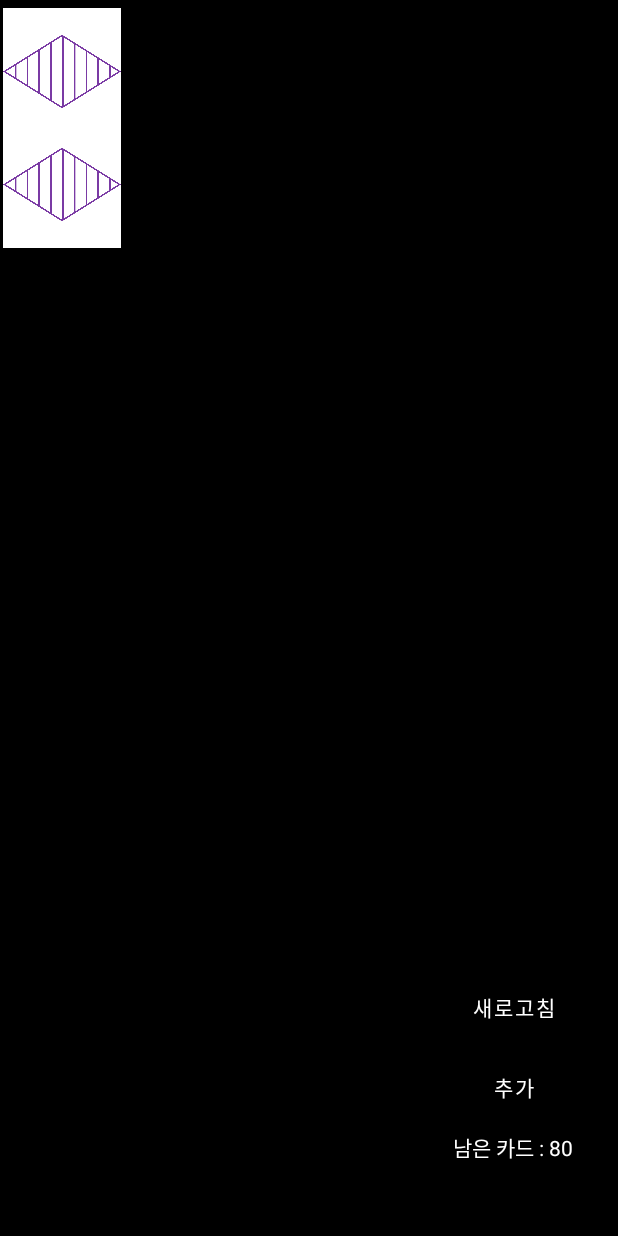
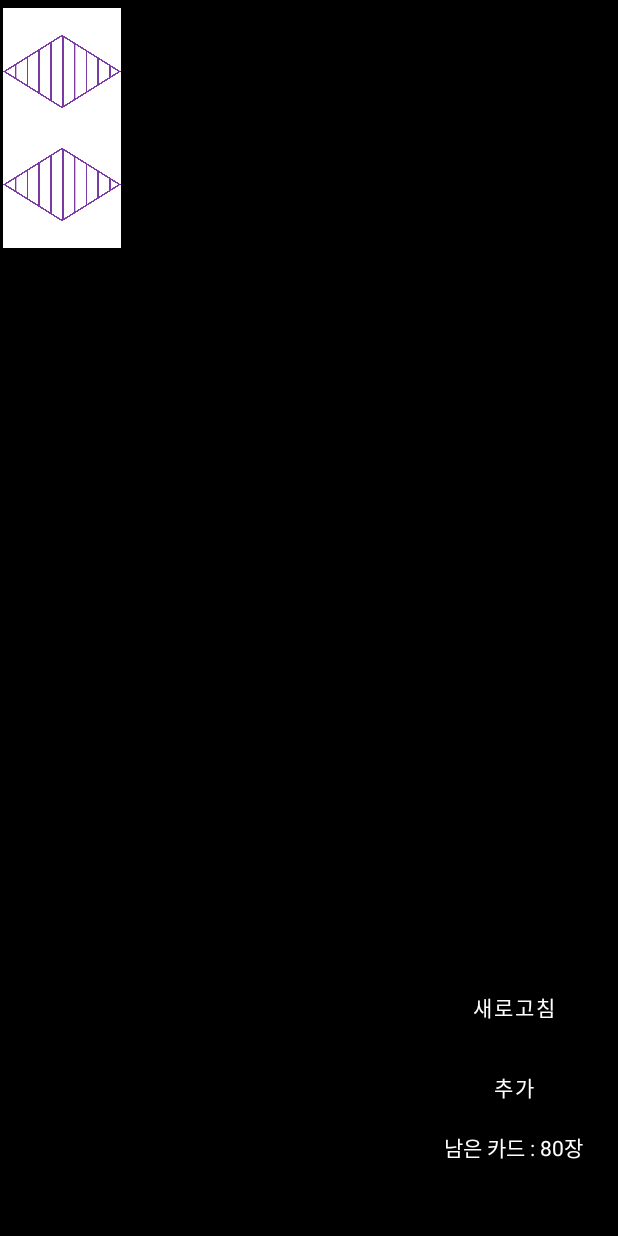
Before and after one commit to kimjjunho/Set, an Android app: the screen it shows after launch (MainActivity), after a tap on "추가", on a phone screen of 412 x 824 dp. Run offline under Robolectric (Android 15) with nearby library versions, the phone set to English and light mode, and no system bars.

Commit message:
fix::random
속도를 빠르게 하려고 랜덤 부분을 바꿨는데 크게 달라지지 않았다 랜덤 문제가 아닌듯 함...

```diff
--- a/SetSolo/app/src/main/java/com/example/setsolo/MainActivity.kt
+++ b/SetSolo/app/src/main/java/com/example/setsolo/MainActivity.kt
@@ -11,6 +11,7 @@ import androidx.recyclerview.widget.GridLayoutManager
 import androidx.recyclerview.widget.LinearLayoutManager
 import com.example.setsolo.databinding.ActivityMainBinding
 import java.util.*
+import kotlin.collections.ArrayList
 import kotlin.math.log
 
 class MainActivity : AppCompatActivity(){
@@ -25,7 +26,6 @@ class MainActivity : AppCompatActivity(){
 
         mBinding = ActivityMainBinding.inflate(layoutInflater)
         setContentView(binding.root)
-
 
         for(i in 1..81){
 
@@ -46,25 +46,33 @@ class MainActivity : AppCompatActivity(){
             cardArrayAll.add(CardData(color,state,num,shape,false))
         }
 
-
         for(i in 0..80){
             recyclerNumArrayAll.add(ItemData(i))
+        }
+
+        val randomArray = ArrayList<ItemData>()
+
+        for(i in 0 until recyclerNumArrayAll.size){
+            val range = (0 until recyclerNumArrayAll.size).random()
+            randomArray.add(recyclerNumArrayAll[range])
+            recyclerNumArrayAll.removeAt(range)
         }
 
         mBinding.addBtn.setOnClickListener {
             Log.d(TAG, "recyclerNumArrayAll.size: "+ recyclerNumArrayAll.size)
 
-            val range = (0 until recyclerNumArrayAll.size).random()
-            recyclerNumArray.add(recyclerNumArrayAll[range])
-            recyclerNumArrayAll.removeAt(range)
+            recyclerNumArray.add(randomArray[0])
+            randomArray.removeAt(0)
 
             mBinding.recyclerView1.adapter = ItemAdapter(recyclerNumArray,this)
-            mBinding.leftCardText.text = "남은 카드 : "+ recyclerNumArrayAll.size+""
+            val leftCard = 81 - recyclerNumArray.size
+            mBinding.leftCardText.text = "남은 카드 : ${leftCard}장"
+
 
             chooseThreeCardArray.clear()
             threeCardPositionArray.clear()
 
-            if(recyclerNumArrayAll.size==0){
+            if(leftCard==0){
                 mBinding.addBtn.visibility = View.INVISIBLE
             }
         }
@@ -79,6 +87,7 @@ class MainActivity : AppCompatActivity(){
         if(savedInstanceState!=null)
         {
             mBinding.recyclerView1.adapter = ItemAdapter(recyclerNumArray,this)
+            Log.d(TAG, "if: ")
         }
 
     }
@@ -94,4 +103,12 @@ class MainActivity : AppCompatActivity(){
         threeCardPositionArray.clear()
         chooseThreeCardArray.clear()
     }
+
+    override fun onDestroy() {
+        super.onDestroy()
+        cardArrayAll.clear()
+        recyclerNumArrayAll.clear()
+        recyclerNumArray.clear()
+
+    }
 }
--- a/SetSolo/app/src/main/res/layout/activity_main.xml
+++ b/SetSolo/app/src/main/res/layout/activity_main.xml
@@ -36,7 +36,7 @@
         android:layout_height="wrap_content"
         android:layout_marginTop="5dp"
         android:gravity="center"
-        android:text="남은 카드 : 81    "
+        android:text="남은 카드 : 81장"
         android:textColor="@color/white"
         app:layout_constraintEnd_toEndOf="@+id/add_btn"
         app:layout_constraintStart_toStartOf="@+id/add_btn"
```
